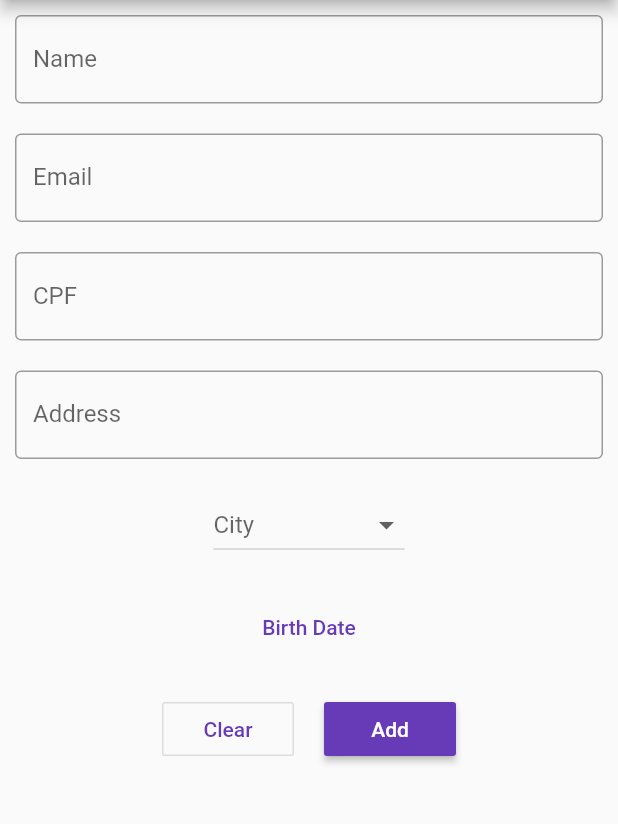
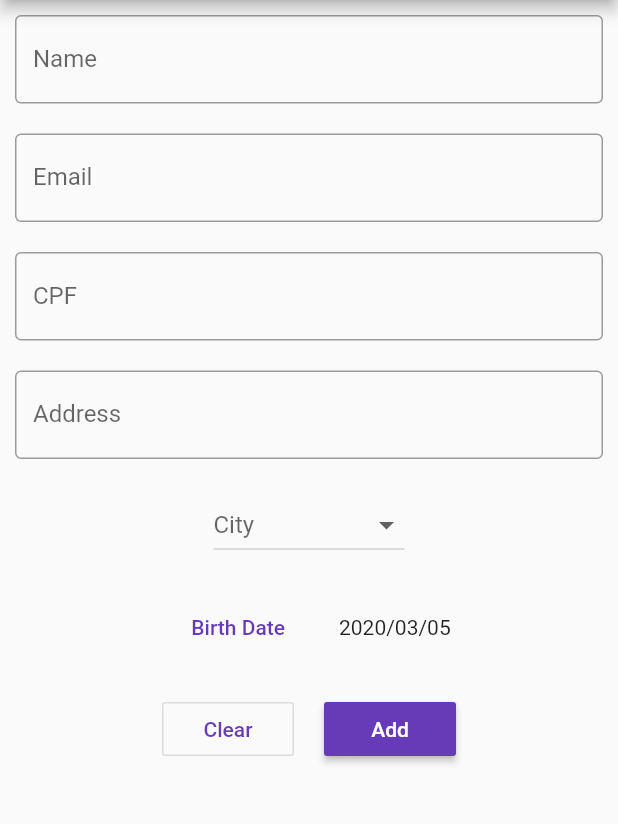
Before and after one commit to LucasPitol/CrudMaluco, a Flutter app: the screen it shows after launch, after a tap on the "add" icon, on a phone screen of 412 x 824 dp, the part 90-914 px from its top. Run offline on Flutter 3.47's test engine with Material 2 defaults, Android fonts, the phone set to English and light mode, and no system bars; our stand-ins replace cloud_firestore, flutter_datetime_picker, pie_chart; accounts and stored records are empty.

Commit message:
CD-DEV-7 tarefa 5

```diff
--- a/flutterApp/crud_maluco_app/lib/add_client_component.dart
+++ b/flutterApp/crud_maluco_app/lib/add_client_component.dart
@@ -5,6 +5,7 @@ import 'package:flutter_datetime_picker/flutter_datetime_picker.dart';
 import 'default_app_bar.dart';
 import 'info_dialog_component.dart';
 import 'models/clinet_form.dart';
+import 'package:intl/intl.dart';
 
 class AddClientComponent extends MaterialPageRoute<bool> {
   AddClientComponent()
@@ -12,6 +13,8 @@ class AddClientComponent extends MaterialPageRoute<bool> {
           ClientForm _clientForm = new ClientForm();
 
           final ClientService clientService = new ClientService();
+
+          _clientForm.birthDate = new DateTime.now();
 
           String selectedCity;
 
@@ -156,25 +159,27 @@ class AddClientComponent extends MaterialPageRoute<bool> {
                             ),
                           ),
                           //Date pick
+                          Row(
+                            mainAxisAlignment: MainAxisAlignment.center,
+                            children: <Widget>[
                               Container(
                                 margin: EdgeInsets.all(10),
                                 child: FlatButton(
                                   onPressed: () {
                                     DatePicker.showDatePicker(context,
                                         theme: DatePickerTheme(
-                                      doneStyle:
-                                          TextStyle(color: Colors.deepPurple),
+                                          doneStyle: TextStyle(
+                                              color: Colors.deepPurple),
                                         ),
                                         showTitleActions: true,
                                         minTime: DateTime(1810, 1, 1),
                                         maxTime: DateTime.now(),
-                                    locale: LocaleType.en, onChanged: (date) {
-                                  _clientForm.birthDate =
-                                      Timestamp.fromDate(date);
+                                        locale: LocaleType.en,
+                                        onChanged: (date) {
+                                      _clientForm.birthDate = date;
                                     }, onConfirm: (date) {
                                       setState(() {
-                                    _clientForm.birthDate =
-                                        Timestamp.fromDate(date);
+                                        _clientForm.birthDate = date;
                                       });
                                     });
                                   },
@@ -184,6 +189,14 @@ class AddClientComponent extends MaterialPageRoute<bool> {
                                   ),
                                 ),
                               ),
+                              Container(
+                                margin: EdgeInsets.all(10),
+                                child: Text(DateFormat("yyyy/MM/dd")
+                                    .format(_clientForm.birthDate)),
+                              ),
+                            ],
+                          ),
+
                           Container(
                             alignment: Alignment.center,
                             margin: EdgeInsets.only(top: 10),
--- a/flutterApp/crud_maluco_app/lib/models/clinet_form.dart
+++ b/flutterApp/crud_maluco_app/lib/models/clinet_form.dart
@@ -1,9 +1,8 @@
-import 'package:cloud_firestore/cloud_firestore.dart';
 import 'package:flutter/material.dart';
 
 class ClientForm {
   TextEditingController address;
-  Timestamp birthDate;
+  DateTime birthDate;
   TextEditingController cidade;
   TextEditingController cpf;
   TextEditingController email;
--- a/flutterApp/crud_maluco_app/lib/services/client_service.dart
+++ b/flutterApp/crud_maluco_app/lib/services/client_service.dart
@@ -107,7 +107,7 @@ class ClientService {
 
     await dbReference.collection('client').add({
       'address': clientForm.address.text,
-      'birthDate': clientForm.birthDate,
+      'birthDate': Timestamp.fromDate(clientForm.birthDate),
       'cidade': clientForm.cidade.text,
       'cpf': clientForm.cpf.text,
       'email': clientForm.email.text,
--- a/flutterApp/crud_maluco_app/pubspec.yaml
+++ b/flutterApp/crud_maluco_app/pubspec.yaml
@@ -22,6 +22,7 @@ dependencies:
   cloud_firestore: ^0.11.0+2
   pie_chart: ^3.1.1
   flutter_datetime_picker: ^1.3.4
+  intl: ^0.15.7
 
   # The following adds the Cupertino Icons font to your application.
   # Use with the CupertinoIcons class for iOS style icons.
```
Lines whose indentation alone changed are shown as unchanged.
